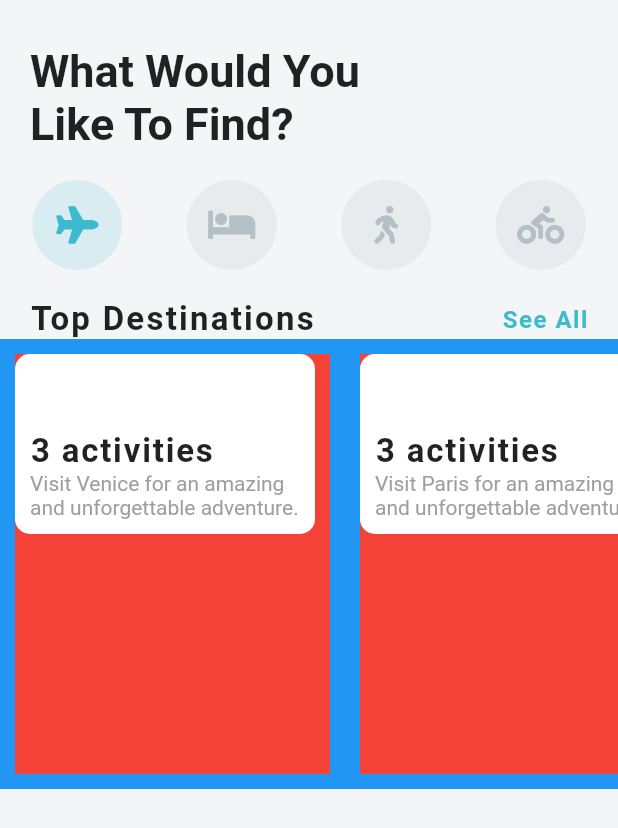
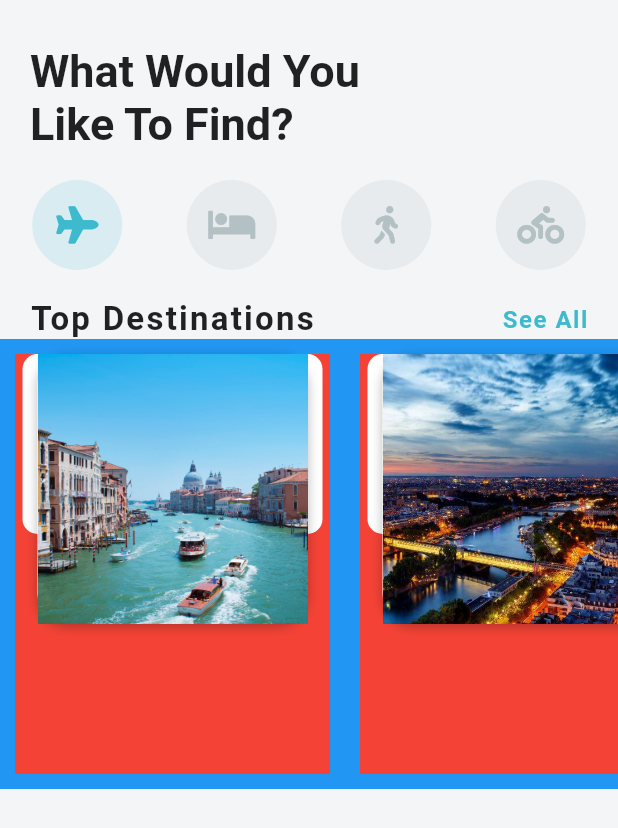
Before and after one commit to JBW7/flutter-apps, a Flutter app: the screen it shows after launch, on a phone screen of 412 x 824 dp. Shown: the top 828 px of the screen. Run offline on Flutter 3.47's test engine with Material 2 defaults, Android fonts, the phone set to English and light mode, and no system bars; our stand-ins replace flutter_spinkit, font_awesome_flutter, math_expressions; missing offline and left inert: lipsum.

Commit message:
display images to container

```diff
--- a/travel_app/lib/widgets/destination_carousel.dart
+++ b/travel_app/lib/widgets/destination_carousel.dart
@@ -55,8 +55,8 @@ class DestinationCarousel extends StatelessWidget {
                         margin: EdgeInsets.all(10.0),
                         width: 210.0,
                         color: Colors.red,
-                        child: Stack(
-
+                        child: Stack( // stacking allows widgets to be positioned on top of each other
+                          alignment: Alignment.topCenter, // so that widget is in the center of the container
                           children: <Widget>[
                             Container( // each container for each destination's text
                               height: 120.0,
@@ -90,6 +90,30 @@ class DestinationCarousel extends StatelessWidget {
                                   ],
                                 ),
                               ),
+                            ),
+                            Container(
+                              decoration: BoxDecoration(
+                                color: Colors.white,
+                                borderRadius: BorderRadius.circular(20.0), // so that the container have rounded corners
+                                boxShadow: [ // so that the container have a shadow under it
+                                  BoxShadow(
+                                    color: Colors.black26,
+                                    offset: Offset(0.0, 2.0), // shadow moves down 0 at the axis and 2 pixels in the y axis
+                                    blurRadius: 6.0,
+                                    )
+                                  ]
+                              ),
+
+                              child: Stack(
+                                children: <Widget>[
+                                  Image( // the image of destination
+                                    height: 180.0,
+                                    width: 180.0,
+                                    image: AssetImage(destination.imageUrl), // taken from class destination from destination_model.dart
+                                    fit: BoxFit.cover,
+                                  )
+                                ],
+                              ),
                             )
                           ],
                         ),
```
